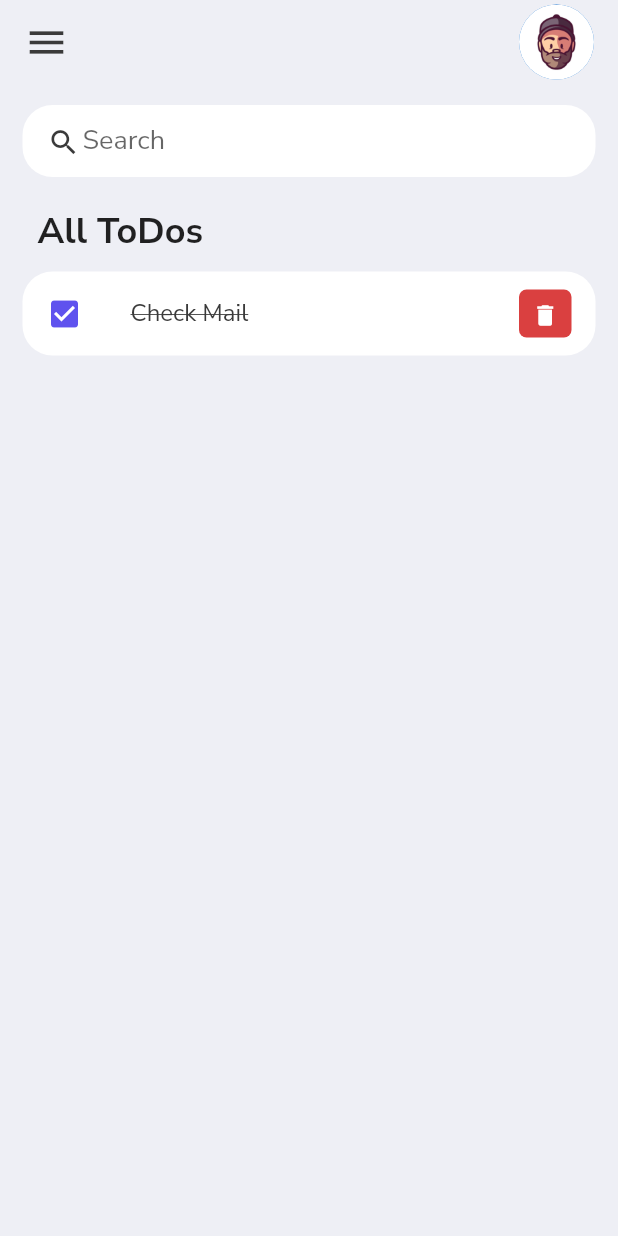
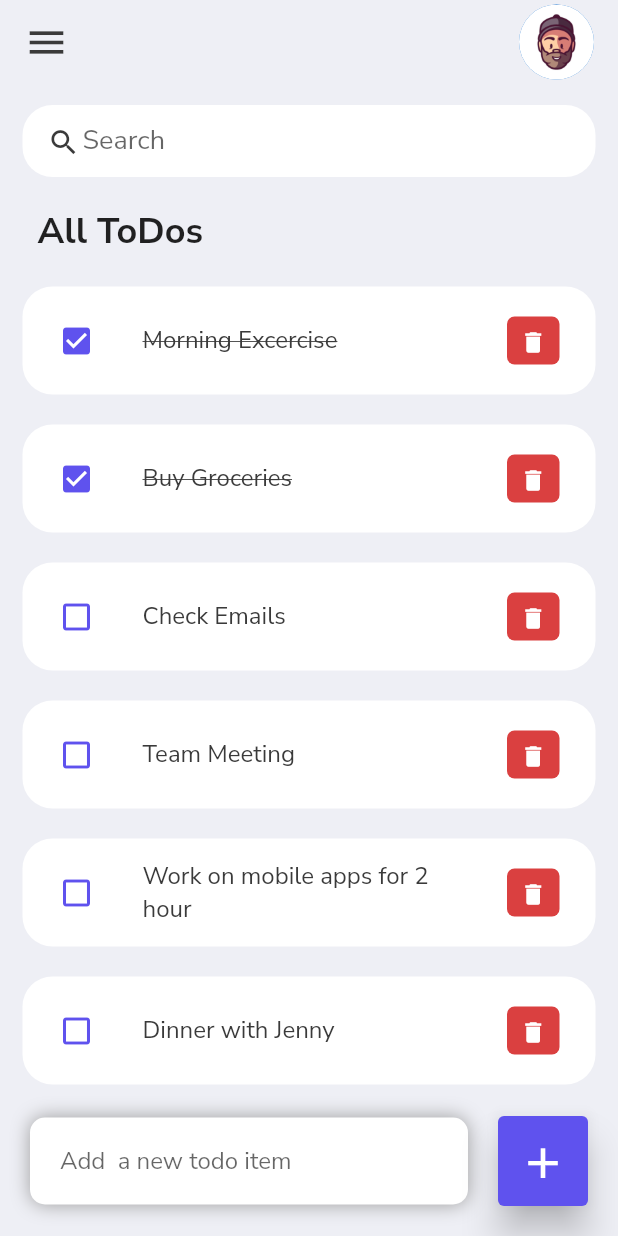
Before and after one commit to muhammedAnjoom/todo_app, a Flutter app: the screen it shows after launch, on a phone screen of 412 x 824 dp. Run offline on Flutter 3.47's test engine with Material 2 defaults, Android fonts, the phone set to English and light mode, and no system bars; our stand-ins replace google_fonts.

Commit message:
todo item add and delete

```diff
--- a/lib/main.dart
+++ b/lib/main.dart
@@ -24,7 +24,7 @@ class MyApp extends StatelessWidget {
         textTheme: GoogleFonts.nunitoSansTextTheme(Theme.of(context).textTheme),
         primarySwatch: Colors.blue,
       ),
-      home: const ScreenHome(),
+      home:  ScreenHome(),
     );
   }
 }
--- /dev/null
+++ b/lib/model/todo.dart
@@ -0,0 +1,20 @@
+class ToDo{
+  String? id;
+  String? todoText;
+  bool isDone;
+  ToDo({
+    required this.id,
+    required this.todoText,
+    this.isDone = false
+  });
+  static List<ToDo> todoList() {
+    return [
+      ToDo(id: '01', todoText: 'Morning Excercise', isDone: true ),
+      ToDo(id: '02', todoText: 'Buy Groceries', isDone: true ),
+      ToDo(id: '03', todoText: 'Check Emails', ),
+      ToDo(id: '04', todoText: 'Team Meeting', ),
+      ToDo(id: '05', todoText: 'Work on mobile apps for 2 hour', ),
+      ToDo(id: '06', todoText: 'Dinner with Jenny', ),
+    ];
+  }
+}
--- a/lib/screen/screen_home.dart
+++ b/lib/screen/screen_home.dart
@@ -1,12 +1,21 @@
 import 'package:flutter/material.dart';
+import 'package:todo_app/model/todo.dart';
 import 'package:todo_app/screen/screen_todo_item.dart';
 import 'package:todo_app/screen/widgets/custom_appBar.dart';
 
 import '../core/colors/constant_colors.dart';
 import 'widgets/search_widget.dart';
 
-class ScreenHome extends StatelessWidget {
-  const ScreenHome({Key? key}) : super(key: key);
+class ScreenHome extends StatefulWidget {
+  ScreenHome({Key? key}) : super(key: key);
+
+  @override
+  State<ScreenHome> createState() => _ScreenHomeState();
+}
+
+class _ScreenHomeState extends State<ScreenHome> {
+  final todoList = ToDo.todoList();
+  final _todoController = TextEditingController();
 
   @override
   Widget build(BuildContext context) {
@@ -16,7 +25,9 @@ class ScreenHome extends StatelessWidget {
           child: CustomAppBar(),
           preferredSize: Size.fromHeight(70),
         ),
-        body: Container(
+        body: Stack(
+          children: [
+            Container(
               padding: const EdgeInsets.symmetric(
                 horizontal: 15,
               ),
@@ -27,22 +38,96 @@ class ScreenHome extends StatelessWidget {
                     child: ListView(
                       children: [
                         Container(
-                      margin:const EdgeInsets.only(
-                        top: 20,
-                        bottom: 10,
-                        left: 10
+                          margin: const EdgeInsets.only(
+                              top: 20, bottom: 10, left: 10),
+                          child: const Text(
+                            "All ToDos",
+                            style: TextStyle(
+                                fontSize: 24, fontWeight: FontWeight.bold),
                           ),
-                      child:const  Text("All ToDos",style: TextStyle(
-                        fontSize: 24,
-                        fontWeight: FontWeight.bold
-                      ),),
                         ),
-                    TodoItem()
+                        for (ToDo toDo in todoList)
+                          TodoItem(
+                            todo: toDo,
+                            onToDoChanged: _handleToDoChange,
+                            onDeletedItem: _deletedToDoItem,
+                          ),
                       ],
                     ),
                   )
                 ],
               ),
+            ),
+            Align(
+              alignment: Alignment.bottomCenter,
+              child: Row(
+                children: [
+                  Expanded(
+                    child: Container(
+                      padding: const EdgeInsets.symmetric(
+                          horizontal: 20, vertical: 5),
+                      margin: const EdgeInsets.only(
+                          bottom: 20, right: 20, left: 20),
+                      decoration: BoxDecoration(
+                          color: Colors.white,
+                          boxShadow: const [
+                            BoxShadow(
+                                color: Colors.grey,
+                                offset: Offset(0.0, 0.0),
+                                blurRadius: 10.0,
+                                spreadRadius: 0.0),
+                          ],
+                          borderRadius: BorderRadius.circular(10)),
+                      child: TextField(
+                        controller: _todoController,
+                        decoration: const InputDecoration(
+                            hintText: "Add  a new todo item",
+                            border: InputBorder.none),
+                      ),
+                    ),
+                  ),
+                  Container(
+                    margin: const EdgeInsets.only(bottom: 20, right: 20),
+                    child: ElevatedButton(
+                      onPressed: () {
+                        final _text = _todoController.text;
+                        _addToDoItem(_text);
+                      },
+                      style: ElevatedButton.styleFrom(
+                          backgroundColor: tdBlue,
+                          minimumSize: const Size(60, 60),
+                          elevation: 10),
+                      child: const Text(
+                        "+",
+                        style: TextStyle(fontSize: 40),
+                      ),
+                    ),
+                  )
+                ],
+              ),
+            )
+          ],
         ));
   }
+
+  void _handleToDoChange(ToDo todo) {
+    setState(() {
+      todo.isDone = !todo.isDone;
+    });
   }
+
+  void _deletedToDoItem(String id) {
+    setState(() {
+      todoList.removeWhere((item) => item.id == id);
+    });
+  }
+
+  void _addToDoItem(String toDo) {
+    setState(() {
+      todoList.add(ToDo(
+          id: DateTime.now().millisecondsSinceEpoch.toString(),
+          todoText: toDo));
+    });
+    _todoController.clear();
+  }
+}
--- a/lib/screen/screen_todo_item.dart
+++ b/lib/screen/screen_todo_item.dart
@@ -1,41 +1,58 @@
 import 'package:flutter/material.dart';
 import 'package:todo_app/core/colors/constant_colors.dart';
+import 'package:todo_app/model/todo.dart';
 
 class TodoItem extends StatelessWidget {
-  const TodoItem({Key? key}) : super(key: key);
+  final ToDo todo;
+  final onToDoChanged;
+  final onDeletedItem;
+  const TodoItem({
+    Key? key,
+    required this.todo,
+    this.onToDoChanged,
+    this.onDeletedItem,
+  }) : super(key: key);
 
   @override
   Widget build(BuildContext context) {
     return Container(
+      margin: EdgeInsets.symmetric(vertical: 10),
       child: ListTile(
         onTap: () {
-          print("clicked on todo");
+         onToDoChanged(todo);
         },
-        shape: RoundedRectangleBorder(borderRadius: BorderRadius.circular(20)),
+        shape: RoundedRectangleBorder(
+          borderRadius: BorderRadius.circular(20),
+          side: const BorderSide(
+            width: 8,
+            style: BorderStyle.none,
+          ),
+        ),
         tileColor: Colors.white,
-        leading: const Icon(
-          Icons.check_box,
+        leading: Icon(
+          todo.isDone == true ? Icons.check_box : Icons.check_box_outline_blank,
           color: tdBlue,
         ),
-        title: const Text(
-          'Check Mail',
+        title: Text(
+          todo.todoText!,
           style: TextStyle(
             fontSize: 16,
             color: tdBlack,
-            decoration: TextDecoration.lineThrough,
+            decoration: todo.isDone == true
+                ? TextDecoration.lineThrough
+                : TextDecoration.none,
           ),
         ),
         trailing: Container(
-          padding:const  EdgeInsets.all(0),
-          margin:const EdgeInsets.symmetric(vertical: 12),
+          padding: const EdgeInsets.all(0),
+          margin: const EdgeInsets.symmetric(vertical: 12),
           height: 35,
           width: 35,
           decoration: BoxDecoration(
-            color: tdRed,
-            borderRadius: BorderRadius.circular(5)
-          ),
+              color: tdRed, borderRadius: BorderRadius.circular(5)),
           child: IconButton(
-            onPressed: (){
+            onPressed: () {
+              onDeletedItem(todo.id);
               print("delete todo");
             },
             icon: const Icon(Icons.delete),
```
Lines whose indentation alone changed are shown as unchanged.
